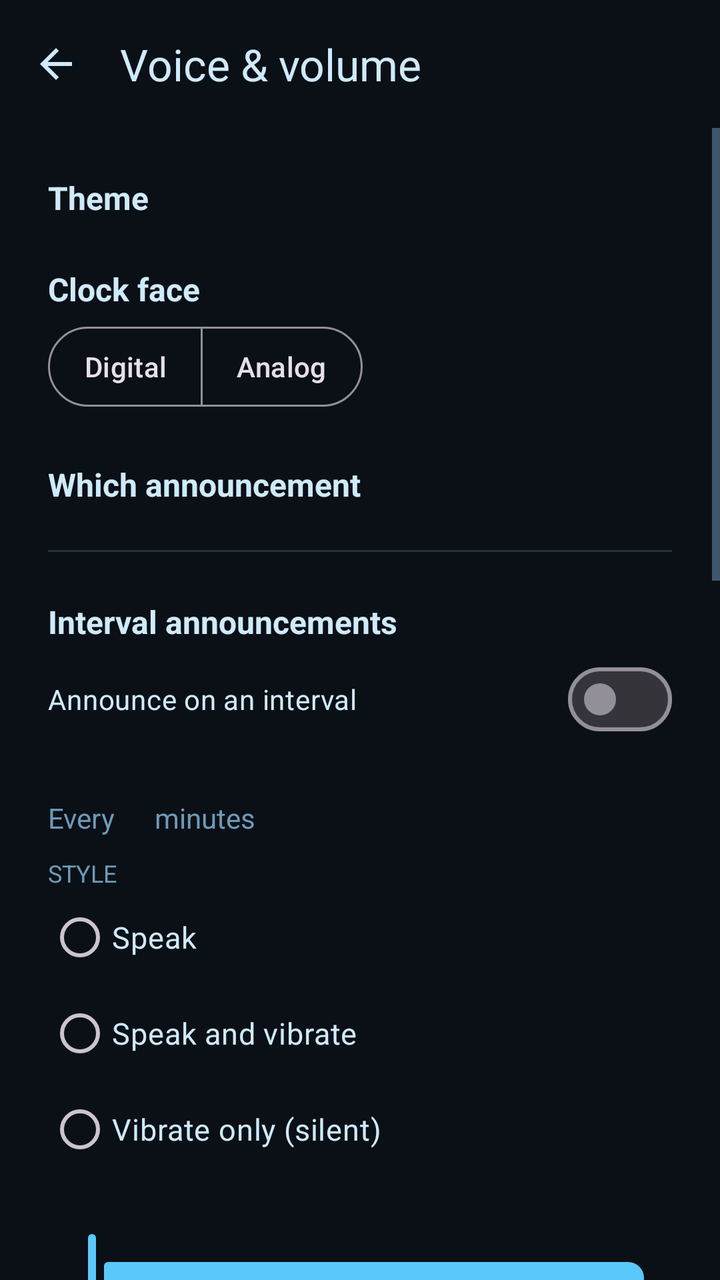
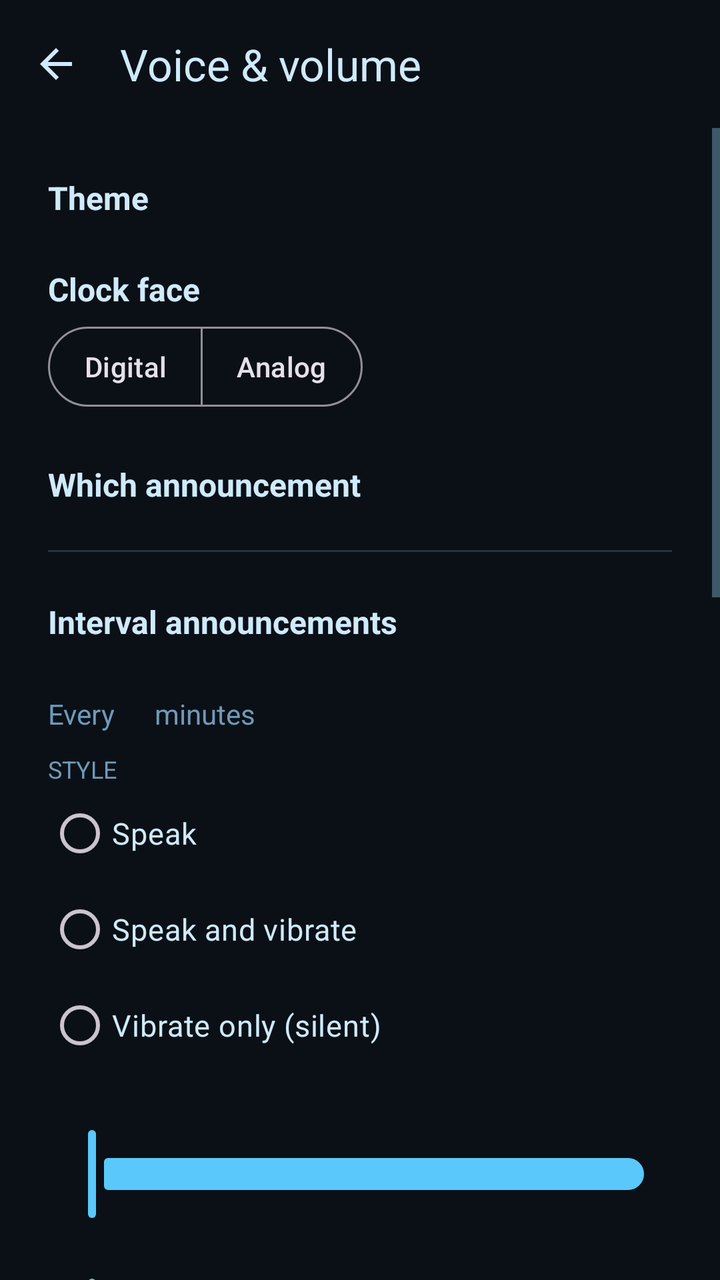

Before-and-after screenshots of an Android layout around one commit, followed by the original layout XML and the change that was made.
<!-- AndroidManifest.xml: application theme Theme.TimeSpeaker.Midnight -->
<!-- res/layout/activity_settings.xml -->
<?xml version="1.0" encoding="utf-8"?>
<LinearLayout xmlns:android="http://schemas.android.com/apk/res/android"
    xmlns:app="http://schemas.android.com/apk/res-auto"
    android:layout_width="match_parent"
    android:layout_height="match_parent"
    android:background="?android:attr/colorBackground"
    android:orientation="vertical">

    <com.google.android.material.appbar.MaterialToolbar
        android:id="@+id/toolbar"
        android:layout_width="match_parent"
        android:layout_height="?attr/actionBarSize"
        android:background="?android:attr/colorBackground"
        app:navigationIcon="@drawable/ic_back"
        app:title="@string/settings"
        app:titleTextColor="?android:attr/textColorPrimary" />

    <ScrollView
        android:id="@+id/scrollRoot"
        android:layout_width="match_parent"
        android:layout_height="0dp"
        android:layout_weight="1"
        android:fillViewport="true">

    <LinearLayout
        android:layout_width="match_parent"
        android:layout_height="wrap_content"
        android:orientation="vertical"
        android:paddingHorizontal="24dp"
        android:paddingTop="16dp"
        android:paddingBottom="32dp">

        <TextView
            style="@style/SettingLabel"
            android:layout_width="match_parent"
            android:layout_height="wrap_content"
            android:layout_marginTop="8dp"
            android:text="@string/theme_heading" />

        <LinearLayout
            android:id="@+id/themeGroup"
            android:layout_width="match_parent"
            android:layout_height="wrap_content"
            android:descendantFocusability="blocksDescendants"
            android:orientation="vertical" />

        <TextView
            style="@style/SettingLabel"
            android:layout_width="match_parent"
            android:layout_height="wrap_content"
            android:text="@string/clock_heading" />

        <com.google.android.material.button.MaterialButtonToggleGroup
            android:id="@+id/clockStyleGroup"
            android:layout_width="wrap_content"
            android:layout_height="wrap_content"
            android:layout_marginTop="4dp"
            app:selectionRequired="true"
            app:singleSelection="true">

            <com.google.android.material.button.MaterialButton
                android:id="@+id/digitalButton"
                style="@style/Widget.Material3.Button.OutlinedButton"
                android:layout_width="wrap_content"
                android:layout_height="wrap_content"
                android:minWidth="0dp"
                android:paddingHorizontal="18dp"
                android:text="@string/clock_digital" />

            <com.google.android.material.button.MaterialButton
                android:id="@+id/analogButton"
                style="@style/Widget.Material3.Button.OutlinedButton"
                android:layout_width="wrap_content"
                android:layout_height="wrap_content"
                android:minWidth="0dp"
                android:paddingHorizontal="18dp"
                android:text="@string/clock_analog" />
        </com.google.android.material.button.MaterialButtonToggleGroup>

        
        <TextView
            style="@style/SettingLabel"
            android:layout_width="match_parent"
            android:layout_height="wrap_content"
            android:text="@string/editing_profile" />

        <RadioGroup
            android:id="@+id/profileGroup"
            android:layout_width="match_parent"
            android:layout_height="wrap_content"
            android:layout_marginTop="2dp"
            android:orientation="vertical" />

        <View
            android:layout_width="match_parent"
            android:layout_height="1dp"
            android:layout_marginTop="20dp"
            android:background="?android:attr/textColorSecondary"
            android:alpha="0.25" />

        

        <LinearLayout
            android:id="@+id/intervalSection"
            android:layout_width="match_parent"
            android:layout_height="wrap_content"
            android:orientation="vertical">

            <TextView
                style="@style/SettingLabel"
                android:layout_width="match_parent"
                android:layout_height="wrap_content"
                android:text="@string/interval_heading" />

            <com.google.android.material.materialswitch.MaterialSwitch
                android:id="@+id/intervalSwitch"
                android:layout_width="match_parent"
                android:layout_height="wrap_content"
                android:layout_marginTop="4dp"
                android:text="@string/interval_switch"
                android:textColor="?android:attr/textColorPrimary" />

            <TextView
                android:id="@+id/intervalHint"
                android:layout_width="match_parent"
                android:layout_height="wrap_content"
                android:textColor="?android:attr/textColorSecondary"
                android:textSize="13sp" />

            <LinearLayout
                android:id="@+id/intervalBody"
                android:layout_width="match_parent"
                android:layout_height="wrap_content"
                android:orientation="vertical">

                <HorizontalScrollView
                    android:layout_width="match_parent"
                    android:layout_height="wrap_content"
                    android:layout_marginTop="8dp"
                    android:scrollbars="none">

                    <LinearLayout
                        android:layout_width="wrap_content"
                        android:layout_height="wrap_content"
                        android:gravity="center_vertical"
                        android:orientation="horizontal">

                        <TextView
                            android:layout_width="wrap_content"
                            android:layout_height="wrap_content"
                            android:layout_marginEnd="10dp"
                            android:text="@string/interval_every"
                            android:textColor="?android:attr/textColorSecondary"
                            android:textSize="14sp" />

                        <com.google.android.material.button.MaterialButtonToggleGroup
                            android:id="@+id/intervalGroup"
                            android:layout_width="wrap_content"
                            android:layout_height="wrap_content"
                            app:selectionRequired="true"
                            app:singleSelection="true" />

                        <TextView
                            android:layout_width="wrap_content"
                            android:layout_height="wrap_content"
                            android:layout_marginStart="10dp"
                            android:text="@string/interval_minutes"
                            android:textColor="?android:attr/textColorSecondary"
                            android:textSize="14sp" />
                    </LinearLayout>
                </HorizontalScrollView>

                <include
                    android:id="@+id/intervalStyle"
                    layout="@layout/section_style" />
            </LinearLayout>
        </LinearLayout>

        <LinearLayout
            android:id="@+id/countdownSection"
            android:layout_width="match_parent"
            android:layout_height="wrap_content"
            android:orientation="vertical"
            android:visibility="gone">

            <TextView
                style="@style/SettingLabel"
                android:layout_width="match_parent"
                android:layout_height="wrap_content"
                android:text="@string/countdown_heading" />

            <com.google.android.material.materialswitch.MaterialSwitch
                android:id="@+id/countdownSwitch"
                android:layout_width="match_parent"
                android:layout_height="wrap_content"
                android:layout_marginTop="4dp"
                android:text="@string/countdown_switch"
                android:textColor="?android:attr/textColorPrimary" />

            <TextView
                android:id="@+id/countdownExplainer"
                android:layout_width="match_parent"
                android:layout_height="wrap_content"
                android:text="@string/countdown_explainer"
                android:textColor="?android:attr/textColorSecondary"
                android:textSize="13sp" />

            <LinearLayout
                android:id="@+id/countdownBody"
                android:layout_width="match_parent"
                android:layout_height="wrap_content"
                android:orientation="vertical">

                <com.google.android.material.materialswitch.MaterialSwitch
                    android:id="@+id/sameVoiceSwitch"
                    android:layout_width="match_parent"
                    android:layout_height="wrap_content"
                    android:layout_marginTop="8dp"
                    android:text="@string/countdown_same_voice"
                    android:textColor="?android:attr/textColorPrimary" />

                <include
                    android:id="@+id/countdownStyle"
                    layout="@layout/section_style" />
            </LinearLayout>
        </LinearLayout>

        <LinearLayout
            android:id="@+id/majorSection"
            android:layout_width="match_parent"
            android:layout_height="wrap_content"
            android:orientation="vertical"
            android:visibility="gone">

            <TextView
                style="@style/SettingLabel"
                android:layout_width="match_parent"
                android:layout_height="wrap_content"
                android:text="@string/major_heading" />

            <com.google.android.material.materialswitch.MaterialSwitch
                android:id="@+id/majorSwitch"
                android:layout_width="match_parent"
                android:layout_height="wrap_content"
                android:layout_marginTop="4dp"
                android:text="@string/major_switch"
                android:textColor="?android:attr/textColorPrimary" />

            <TextView
                android:id="@+id/majorHint"
                android:layout_width="match_parent"
                android:layout_height="wrap_content"
                android:textColor="?android:attr/textColorSecondary"
                android:textSize="13sp" />

            <LinearLayout
                android:id="@+id/majorBody"
                android:layout_width="match_parent"
                android:layout_height="wrap_content"
                android:orientation="vertical">

                <HorizontalScrollView
                    android:layout_width="match_parent"
                    android:layout_height="wrap_content"
                    android:layout_marginTop="8dp"
                    android:scrollbars="none">

                    <LinearLayout
                        android:layout_width="wrap_content"
                        android:layout_height="wrap_content"
                        android:gravity="center_vertical"
                        android:orientation="horizontal">

                        <TextView
                            android:layout_width="wrap_content"
                            android:layout_height="wrap_content"
                            android:layout_marginEnd="10dp"
                            android:text="@string/interval_every"
                            android:textColor="?android:attr/textColorSecondary"
                            android:textSize="14sp" />

                        <com.google.android.material.button.MaterialButtonToggleGroup
                            android:id="@+id/majorIntervalGroup"
                            android:layout_width="wrap_content"
                            android:layout_height="wrap_content"
                            app:selectionRequired="true"
                            app:singleSelection="true" />

                        <TextView
                            android:layout_width="wrap_content"
                            android:layout_height="wrap_content"
                            android:layout_marginStart="10dp"
                            android:text="@string/interval_minutes"
                            android:textColor="?android:attr/textColorSecondary"
                            android:textSize="14sp" />
                    </LinearLayout>
                </HorizontalScrollView>

                <include
                    android:id="@+id/majorStyle"
                    layout="@layout/section_style" />
            </LinearLayout>
        </LinearLayout>

        
        <TextView
            android:id="@+id/sharedVoiceNote"
            android:layout_width="match_parent"
            android:layout_height="wrap_content"
            android:layout_marginTop="24dp"
            android:text="@string/shared_voice_note"
            android:textColor="?android:attr/textColorSecondary"
            android:textSize="14sp"
            android:visibility="gone" />

        

        <LinearLayout
            android:id="@+id/voiceBlock"
            android:layout_width="match_parent"
            android:layout_height="wrap_content"
            android:orientation="vertical">

        <TextView
            android:id="@+id/volumeLabel"
            style="@style/SettingLabel"
            android:layout_width="match_parent"
            android:layout_height="wrap_content" />

        <com.google.android.material.slider.Slider
            android:id="@+id/volumeSlider"
            android:layout_width="match_parent"
            android:layout_height="wrap_content"
            android:stepSize="10"
            android:valueFrom="0"
            android:valueTo="400"
            app:labelBehavior="gone" />

        <TextView
            android:id="@+id/boostNote"
            android:layout_width="match_parent"
            android:layout_height="wrap_content"
            android:text="@string/boost_note"
            android:textColor="?android:attr/textColorSecondary"
            android:textSize="13sp"
            android:visibility="gone" />

        <TextView
            android:id="@+id/boostWarning"
            android:layout_width="match_parent"
            android:layout_height="wrap_content"
            android:layout_marginTop="4dp"
            android:text="@string/boost_note_high"
            android:textColor="?attr/colorPrimary"
            android:textSize="13sp"
            android:visibility="gone" />

        <TextView
            android:id="@+id/pitchLabel"
            style="@style/SettingLabel"
            android:layout_width="match_parent"
            android:layout_height="wrap_content" />

        <com.google.android.material.slider.Slider
            android:id="@+id/pitchSlider"
            android:layout_width="match_parent"
            android:layout_height="wrap_content"
            android:stepSize="5"
            android:valueFrom="50"
            android:valueTo="200"
            app:labelBehavior="gone" />

        <TextView
            android:layout_width="match_parent"
            android:layout_height="wrap_content"
            android:text="@string/pitch_hint"
            android:textColor="?android:attr/textColorSecondary"
            android:textSize="13sp" />

        <TextView
            android:id="@+id/rateLabel"
            style="@style/SettingLabel"
            android:layout_width="match_parent"
            android:layout_height="wrap_content" />

        <com.google.android.material.slider.Slider
            android:id="@+id/rateSlider"
            android:layout_width="match_parent"
            android:layout_height="wrap_content"
            android:stepSize="5"
            android:valueFrom="50"
            android:valueTo="200"
            app:labelBehavior="gone" />

        <TextView
            style="@style/SettingLabel"
            android:layout_width="match_parent"
            android:layout_height="wrap_content"
            android:text="@string/voice_heading" />

        <TextView
            android:id="@+id/voiceStatusText"
            android:layout_width="match_parent"
            android:layout_height="wrap_content"
            android:text="@string/voice_loading"
            android:textColor="?android:attr/textColorSecondary"
            android:textSize="14sp" />

        <TextView
            android:layout_width="match_parent"
            android:layout_height="wrap_content"
            android:layout_marginBottom="4dp"
            android:text="@string/voice_hint"
            android:textColor="?android:attr/textColorSecondary"
            android:textSize="13sp" />

        <LinearLayout
            android:layout_width="match_parent"
            android:layout_height="wrap_content"
            android:layout_marginTop="12dp"
            android:gravity="center_vertical"
            android:orientation="horizontal">

            <TextView
                android:layout_width="wrap_content"
                android:layout_height="wrap_content"
                android:layout_marginEnd="12dp"
                android:text="@string/sort_heading"
                android:textAllCaps="true"
                android:textColor="?android:attr/textColorSecondary"
                android:textSize="12sp" />

            <com.google.android.material.button.MaterialButtonToggleGroup
                android:id="@+id/sortGroup"
                android:layout_width="wrap_content"
                android:layout_height="wrap_content"
                app:selectionRequired="true"
                app:singleSelection="true">

                <com.google.android.material.button.MaterialButton
                    android:id="@+id/sortAccentButton"
                    style="@style/Widget.Material3.Button.OutlinedButton"
                    android:layout_width="wrap_content"
                    android:layout_height="wrap_content"
                    android:insetTop="0dp"
                    android:insetBottom="0dp"
                    android:minWidth="0dp"
                    android:paddingHorizontal="14dp"
                    android:text="@string/sort_default" />

                <com.google.android.material.button.MaterialButton
                    android:id="@+id/sortLabelButton"
                    style="@style/Widget.Material3.Button.OutlinedButton"
                    android:layout_width="wrap_content"
                    android:layout_height="wrap_content"
                    android:insetTop="0dp"
                    android:insetBottom="0dp"
                    android:minWidth="0dp"
                    android:paddingHorizontal="14dp"
                    android:text="@string/sort_by_label" />
            </com.google.android.material.button.MaterialButtonToggleGroup>
        </LinearLayout>

        <LinearLayout
            android:layout_width="match_parent"
            android:layout_height="wrap_content"
            android:layout_marginTop="16dp"
            android:orientation="horizontal">

            <TextView
                android:layout_width="0dp"
                android:layout_height="wrap_content"
                android:layout_weight="1"
                android:text="@string/voice_column"
                android:textColor="?android:attr/textColorSecondary"
                android:textSize="12sp"
                android:textAllCaps="true" />

            <TextView
                android:layout_width="wrap_content"
                android:layout_height="wrap_content"
                android:text="@string/voice_column_label"
                android:textColor="?android:attr/textColorSecondary"
                android:textSize="12sp"
                android:textAllCaps="true" />
        </LinearLayout>

        
        <LinearLayout
            android:id="@+id/voiceGroup"
            android:layout_width="match_parent"
            android:layout_height="wrap_content"
            android:descendantFocusability="blocksDescendants"
            android:orientation="vertical" />

        <com.google.android.material.button.MaterialButton
            android:id="@+id/previewButton"
            android:layout_width="match_parent"
            android:layout_height="wrap_content"
            android:layout_marginTop="24dp"
            android:text="@string/preview"
            app:cornerRadius="14dp" />

        <com.google.android.material.button.MaterialButton
            android:id="@+id/resetButton"
            style="@style/Widget.Material3.Button.TextButton"
            android:layout_width="match_parent"
            android:layout_height="wrap_content"
            android:text="@string/reset_defaults" />
        </LinearLayout>
    </LinearLayout>
    </ScrollView>
</LinearLayout>
<!-- res/layout/section_style.xml (included above) -->
<?xml version="1.0" encoding="utf-8"?>
<LinearLayout xmlns:android="http://schemas.android.com/apk/res/android"
    xmlns:app="http://schemas.android.com/apk/res-auto"
    android:layout_width="match_parent"
    android:layout_height="wrap_content"
    android:orientation="vertical">

    <TextView
        android:layout_width="wrap_content"
        android:layout_height="wrap_content"
        android:layout_marginTop="10dp"
        android:text="@string/feedback_heading"
        android:textAllCaps="true"
        android:textColor="?android:attr/textColorSecondary"
        android:textSize="12sp" />

    <RadioGroup
        android:id="@+id/styleGroup"
        android:layout_width="match_parent"
        android:layout_height="wrap_content"
        android:orientation="vertical">

        <RadioButton
            android:id="@+id/styleSpeak"
            android:layout_width="match_parent"
            android:layout_height="wrap_content"
            android:text="@string/feedback_speak"
            android:textColor="?android:attr/textColorPrimary"
            android:textSize="15sp" />

        <RadioButton
            android:id="@+id/styleBoth"
            android:layout_width="match_parent"
            android:layout_height="wrap_content"
            android:text="@string/feedback_both"
            android:textColor="?android:attr/textColorPrimary"
            android:textSize="15sp" />

        <RadioButton
            android:id="@+id/styleVibrate"
            android:layout_width="match_parent"
            android:layout_height="wrap_content"
            android:text="@string/feedback_vibrate"
            android:textColor="?android:attr/textColorPrimary"
            android:textSize="15sp" />
    </RadioGroup>

    <TextView
        android:id="@+id/speakRepeatsLabel"
        android:layout_width="match_parent"
        android:layout_height="wrap_content"
        android:layout_marginTop="6dp"
        android:textColor="?android:attr/textColorPrimary"
        android:textSize="15sp"
        />

    <com.google.android.material.slider.Slider
        android:id="@+id/speakRepeatsSlider"
        android:layout_width="match_parent"
        android:layout_height="wrap_content"
        android:stepSize="1"
        android:valueFrom="1"
        android:valueTo="5"
        app:labelBehavior="gone" />

    <TextView
        android:id="@+id/vibrationLabel"
        android:layout_width="match_parent"
        android:layout_height="wrap_content"
        android:layout_marginTop="6dp"
        android:textColor="?android:attr/textColorPrimary"
        android:textSize="15sp"
        />

    <com.google.android.material.slider.Slider
        android:id="@+id/vibrationSlider"
        android:layout_width="match_parent"
        android:layout_height="wrap_content"
        android:stepSize="500"
        android:valueFrom="500"
        android:valueTo="10000"
        app:labelBehavior="gone" />

    <TextView
        android:id="@+id/vibrationRepeatsLabel"
        android:layout_width="match_parent"
        android:layout_height="wrap_content"
        android:textColor="?android:attr/textColorPrimary"
        android:textSize="15sp"
        />

    <com.google.android.material.slider.Slider
        android:id="@+id/vibrationRepeatsSlider"
        android:layout_width="match_parent"
        android:layout_height="wrap_content"
        android:stepSize="1"
        android:valueFrom="1"
        android:valueTo="20"
        app:labelBehavior="gone" />

    <com.google.android.material.button.MaterialButton
        android:id="@+id/vibrationTestButton"
        style="@style/Widget.Material3.Button.OutlinedButton"
        android:layout_width="wrap_content"
        android:layout_height="wrap_content"
        android:text="@string/vibration_test"
        app:cornerRadius="14dp" />
</LinearLayout>
<!-- resources referenced by this layout -->
<resources>
  <!-- drawable ic_back (drawable) -->
  <vector xmlns:android="http://schemas.android.com/apk/res/android"
      android:width="24dp"
      android:height="24dp"
      android:viewportWidth="24"
      android:viewportHeight="24"
      android:tint="?android:attr/textColorPrimary">
      <path
          android:fillColor="#FFFFFF"
          android:pathData="M20,11H7.83l5.59,-5.59L12,4l-8,8 8,8 1.41,-1.41L7.83,13H20v-2z" />
  </vector>
  <string name="boost_note">Above 100% the announcement is amplified past the device\'s media volume. Music and other apps are unaffected.</string>
  <string name="boost_note_high">Very high boost trades quality for loudness — the voice may sound harsh or distorted.</string>
  <string name="clock_analog">Analog</string>
  <string name="clock_digital">Digital</string>
  <string name="clock_heading">Clock face</string>
  <string name="countdown_explainer">On every minute between announcements, speak only the number of minutes left — at 7:51 with a five-minute interval it says “four”.</string>
  <string name="countdown_heading">Countdown</string>
  <string name="countdown_same_voice">Use the same voice for the countdown</string>
  <string name="countdown_switch">Count down the minutes in between</string>
  <string name="editing_profile">Which announcement</string>
  <string name="feedback_both">Speak and vibrate</string>
  <string name="feedback_heading">Style</string>
  <string name="feedback_speak">Speak</string>
  <string name="feedback_vibrate">Vibrate only (silent)</string>
  <string name="interval_every">Every</string>
  <string name="interval_heading">Interval announcements</string>
  <string name="interval_minutes">minutes</string>
  <string name="interval_switch">Announce on an interval</string>
  <string name="major_heading">Major announcement</string>
  <string name="major_switch">Announce the quarter hours</string>
  <string name="pitch_hint">Lower sounds deeper, higher sounds lighter.</string>
  <string name="preview">Preview</string>
  <string name="reset_defaults">Reset to defaults</string>
  <string name="settings">Voice &amp; volume</string>
  <string name="shared_voice_note">The countdown is using the announcements\' voice, volume and speed. Switch off “Use the same voice” above to give it its own.</string>
  <string name="sort_by_label">By label</string>
  <string name="sort_default">By accent</string>
  <string name="sort_heading">Sort</string>
  <string name="theme_heading">Theme</string>
  <string name="vibration_test">Test vibration</string>
  <string name="voice_column">Voices</string>
  <string name="voice_column_label">Label</string>
  <string name="voice_heading">Voice</string>
  <string name="voice_hint">Tap a voice to hear it, then use M or F to note down what you heard. These are your own labels — Android does not tell apps a voice\'s gender, and labelling does not change how a voice sounds.</string>
  <string name="voice_loading">Loading voices…</string>
  <style name="SettingLabel" parent="">
          <item name="android:layout_marginTop">24dp</item>
          <item name="android:textColor">?android:attr/textColorPrimary</item>
          <item name="android:textSize">16sp</item>
          <item name="android:textStyle">bold</item>
      </style>
  <style name="Theme.TimeSpeaker.Midnight" parent="Theme.TimeSpeaker.Dark">
          <item name="colorPrimary">@color/midnight_accent</item>
          <item name="android:colorBackground">@color/midnight_bg</item>
          <item name="android:textColorPrimary">@color/midnight_text</item>
          <item name="android:textColorSecondary">@color/midnight_text_dim</item>
          <item name="android:statusBarColor">@color/midnight_bg</item>
          <item name="android:navigationBarColor">@color/midnight_bg</item>
      </style>
  <color name="midnight_accent">#5AC8FA</color>
  <color name="midnight_bg">#0B1016</color>
  <color name="midnight_text">#CFEAFB</color>
  <color name="midnight_text_dim">#6F9AB8</color>
  <color name="on_accent_dark">#0B0E12</color>
  <!-- unchanged entries left out for length: 1 -->
</resources>

<!-- the commit's change to res/layout/activity_settings.xml (unified diff, before → after) -->
@@ -84,7 +84,7 @@
             android:layout_height="wrap_content"
             android:text="@string/editing_profile" />
 
-        <RadioGroup
+        <LinearLayout
             android:id="@+id/profileGroup"
             android:layout_width="match_parent"
             android:layout_height="wrap_content"
@@ -112,13 +112,6 @@
                 android:layout_height="wrap_content"
                 android:text="@string/interval_heading" />
 
-            <com.google.android.material.materialswitch.MaterialSwitch
-                android:id="@+id/intervalSwitch"
-                android:layout_width="match_parent"
-                android:layout_height="wrap_content"
-                android:layout_marginTop="4dp"
-                android:text="@string/interval_switch"
-                android:textColor="?android:attr/textColorPrimary" />
 
             <TextView
                 android:id="@+id/intervalHint"
@@ -189,13 +182,6 @@
                 android:layout_height="wrap_content"
                 android:text="@string/countdown_heading" />
 
-            <com.google.android.material.materialswitch.MaterialSwitch
-                android:id="@+id/countdownSwitch"
-                android:layout_width="match_parent"
-                android:layout_height="wrap_content"
-                android:layout_marginTop="4dp"
-                android:text="@string/countdown_switch"
-                android:textColor="?android:attr/textColorPrimary" />
 
             <TextView
                 android:id="@+id/countdownExplainer"
@@ -238,13 +224,6 @@
                 android:layout_height="wrap_content"
                 android:text="@string/major_heading" />
 
-            <com.google.android.material.materialswitch.MaterialSwitch
-                android:id="@+id/majorSwitch"
-                android:layout_width="match_parent"
-                android:layout_height="wrap_content"
-                android:layout_marginTop="4dp"
-                android:text="@string/major_switch"
-                android:textColor="?android:attr/textColorPrimary" />
 
             <TextView
                 android:id="@+id/majorHint"
<!-- resource entries referenced after the edit -->
@@ -19,7 +19,6 @@
   <string name="countdown_explainer">On every minute between announcements, speak only the number of minutes left — at 7:51 with a five-minute interval it says “four”.</string>
   <string name="countdown_heading">Countdown</string>
   <string name="countdown_same_voice">Use the same voice for the countdown</string>
-  <string name="countdown_switch">Count down the minutes in between</string>
   <string name="editing_profile">Which announcement</string>
   <string name="feedback_both">Speak and vibrate</string>
   <string name="feedback_heading">Style</string>
@@ -28,9 +27,7 @@
   <string name="interval_every">Every</string>
   <string name="interval_heading">Interval announcements</string>
   <string name="interval_minutes">minutes</string>
-  <string name="interval_switch">Announce on an interval</string>
   <string name="major_heading">Major announcement</string>
-  <string name="major_switch">Announce the quarter hours</string>
   <string name="pitch_hint">Lower sounds deeper, higher sounds lighter.</string>
   <string name="preview">Preview</string>
   <string name="reset_defaults">Reset to defaults</string>
